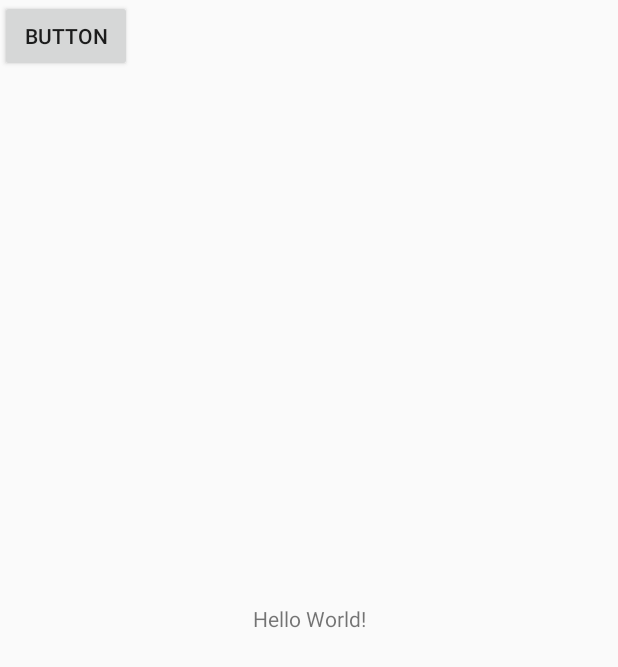
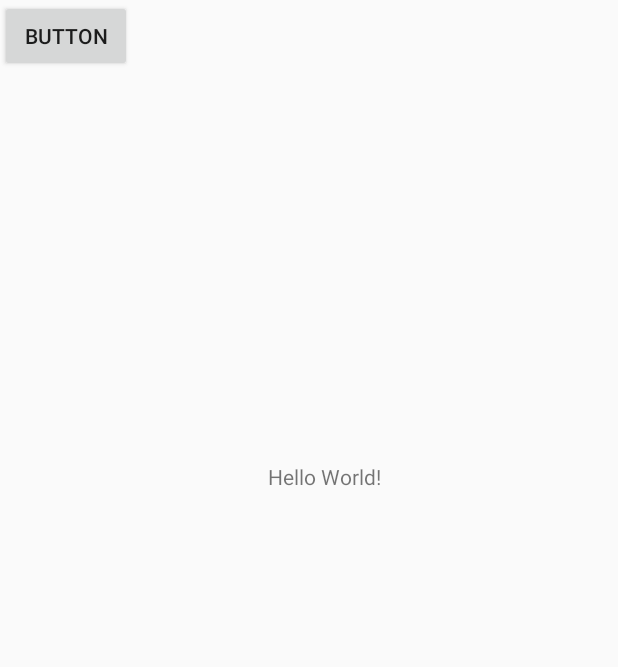
Before and after one commit to Sane4ekaye/Zodiac, an Android app: the MainActivity screen opened directly, with no data from a screen before it, on a phone screen of 412 x 824 dp. Shown: the top 667 px of the screen. Run offline under Robolectric (Android 15) with nearby library versions, the phone set to English and light mode, and no system bars; Roboto replaces fonts that are not available here.

Commit message:
люда людочка людмила, люда людочка картофан)

```diff
--- a/app/src/main/java/com/example/horoscopes/ChooseZodiac.kt
+++ b/app/src/main/java/com/example/horoscopes/ChooseZodiac.kt
@@ -10,7 +10,6 @@ class ChooseZodiac : AppCompatActivity() {
         var Mamasha_dasha = "Людмила"
         var mur = 12
         var mur2 = 124
-        var mur3 = 14
         var mur4 = 1
     }
 }
--- a/app/src/main/res/layout/activity_main.xml
+++ b/app/src/main/res/layout/activity_main.xml
@@ -11,9 +11,11 @@
         android:layout_height="wrap_content"
         android:text="Hello World!"
         app:layout_constraintBottom_toBottomOf="parent"
+        app:layout_constraintHorizontal_bias="0.531"
         app:layout_constraintLeft_toLeftOf="parent"
         app:layout_constraintRight_toRightOf="parent"
-        app:layout_constraintTop_toTopOf="parent" />
+        app:layout_constraintTop_toTopOf="parent"
+        app:layout_constraintVertical_bias="0.383" />
 
     <Button
         android:id="@+id/button"
```
